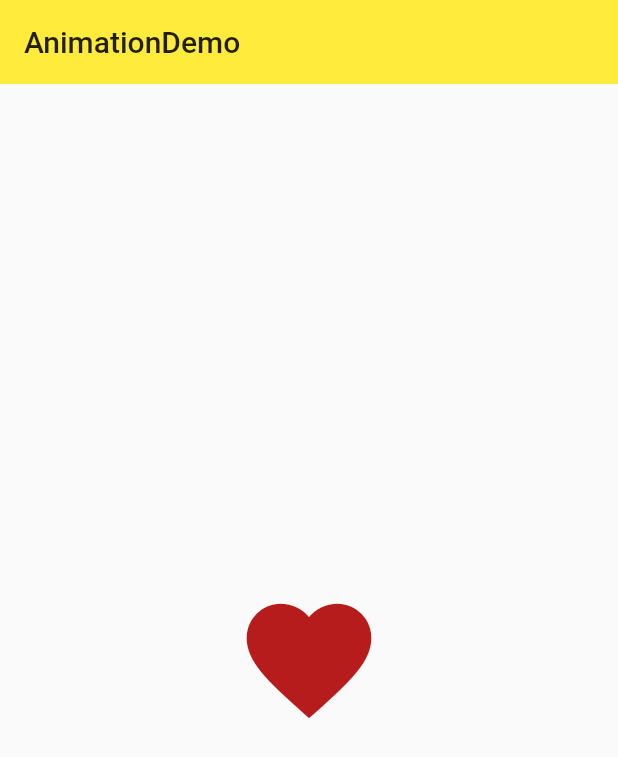
After one commit to tomato0228/scfs, a Flutter app: the AnimationDemo screen opened directly, after a tap on the "favorite" icon, on a phone screen of 412 x 824 dp. The commit adds this screen. Shown: the top 757 px of the screen. Run offline on Flutter 3.47's test engine with Material 2 defaults, Android fonts, the phone set to English and light mode, and no system bars; our stand-ins replace rxdart; network calls fail.

Commit message:
Animation

```diff
--- /dev/null
+++ b/lib/demo/animation/animation_demo.dart
@@ -0,0 +1,105 @@
+import 'package:flutter/material.dart';
+
+class AnimationDemo extends StatelessWidget {
+  @override
+  Widget build(BuildContext context) {
+    return Scaffold(
+        appBar: AppBar(
+          title: Text('AnimationDemo'),
+          elevation: 0.0,
+        ),
+        body: AnimationDemoHome());
+  }
+}
+
+class AnimationDemoHome extends StatefulWidget {
+  @override
+  _AnimationDemoHomeState createState() => _AnimationDemoHomeState();
+}
+
+class _AnimationDemoHomeState extends State<AnimationDemoHome>
+    with TickerProviderStateMixin {
+  AnimationController animationDemoController;
+  Animation animation;
+  Animation animationColor;
+  CurvedAnimation curve;
+
+  @override
+  void initState() {
+    super.initState();
+
+    animationDemoController = AnimationController(
+      // value: 32.0,
+      // lowerBound: 32.0,
+      // upperBound: 100.0,
+      duration: Duration(milliseconds: 1000),
+      vsync: this,
+    );
+
+    curve = CurvedAnimation(
+        parent: animationDemoController, curve: Curves.bounceOut);
+
+    animation = Tween(begin: 32.0, end: 100.0).animate(curve);
+    animationColor =
+        ColorTween(begin: Colors.red, end: Colors.red[900]).animate(curve);
+
+    // animationDemoController.addListener(() {
+    //   // print('${animationDemoController.value}');
+    //   setState(() {});
+    // });
+
+    animationDemoController.addStatusListener((AnimationStatus status) {
+      print(status);
+    });
+
+    // animationDemoController.forward();
+  }
+
+  @override
+  void dispose() {
+    super.dispose();
+
+    animationDemoController.dispose();
+  }
+
+  @override
+  Widget build(BuildContext context) {
+    return Center(
+      child: AnimatedHeart(
+        animations: [
+          animation,
+          animationColor,
+        ],
+        controller: animationDemoController,
+      ),
+    );
+  }
+}
+
+class AnimatedHeart extends AnimatedWidget {
+  final List animations;
+  final AnimationController controller;
+
+  AnimatedHeart({
+    this.animations,
+    this.controller,
+  }) : super(listenable: controller);
+
+  @override
+  Widget build(BuildContext context) {
+    return IconButton(
+      icon: Icon(Icons.favorite),
+      iconSize: animations[0].value,
+      color: animations[1].value,
+      onPressed: () {
+        switch (controller.status) {
+          case AnimationStatus.completed:
+            controller.reverse();
+            break;
+          default:
+            controller.forward();
+        }
+      },
+    );
+  }
+}
--- a/lib/demo/material_components.dart
+++ b/lib/demo/material_components.dart
@@ -1,4 +1,5 @@
 import 'package:flutter/material.dart';
+import 'package:flutter_sfcs/demo/animation/animation_demo.dart';
 import 'package:flutter_sfcs/demo/bloc/bloc_demo.dart';
 import 'package:flutter_sfcs/demo/button_demo.dart';
 import 'package:flutter_sfcs/demo/floating_action_button_demo.dart';
@@ -34,6 +35,10 @@ class MaterialComponents extends StatelessWidget {
       ),
       body: ListView(
         children: <Widget>[
+          ListItem(
+            title: 'Animation',
+            page: AnimationDemo(),
+          ),
           ListItem(
             title: 'Http',
             page: HttpDemo(),
```
